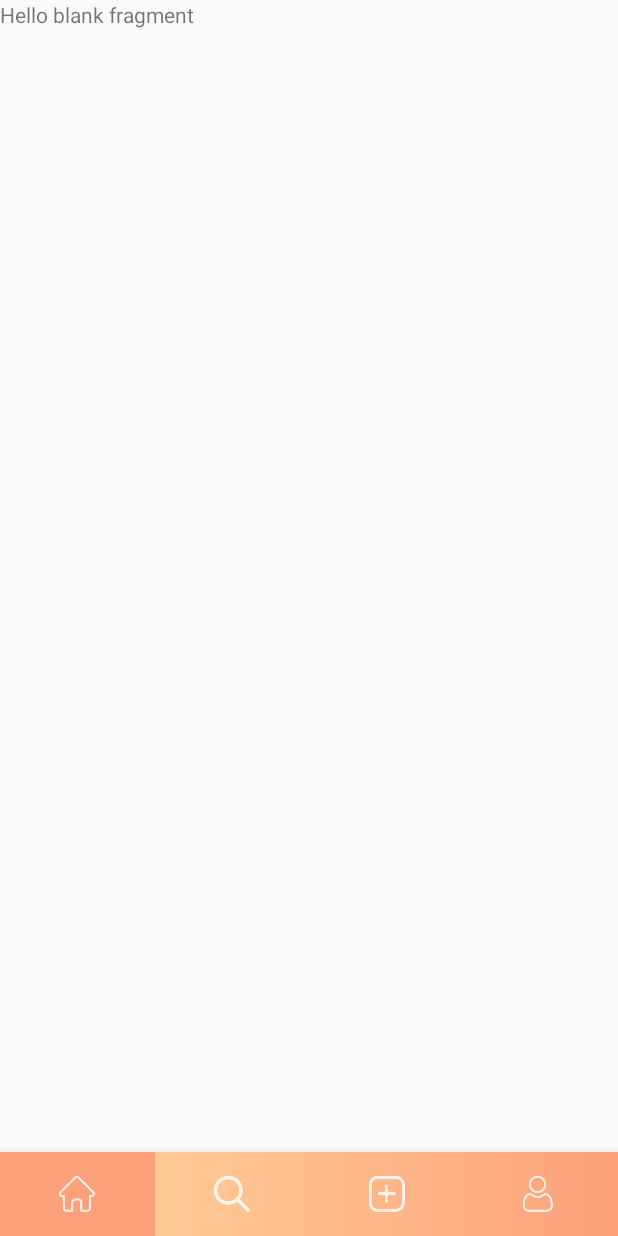
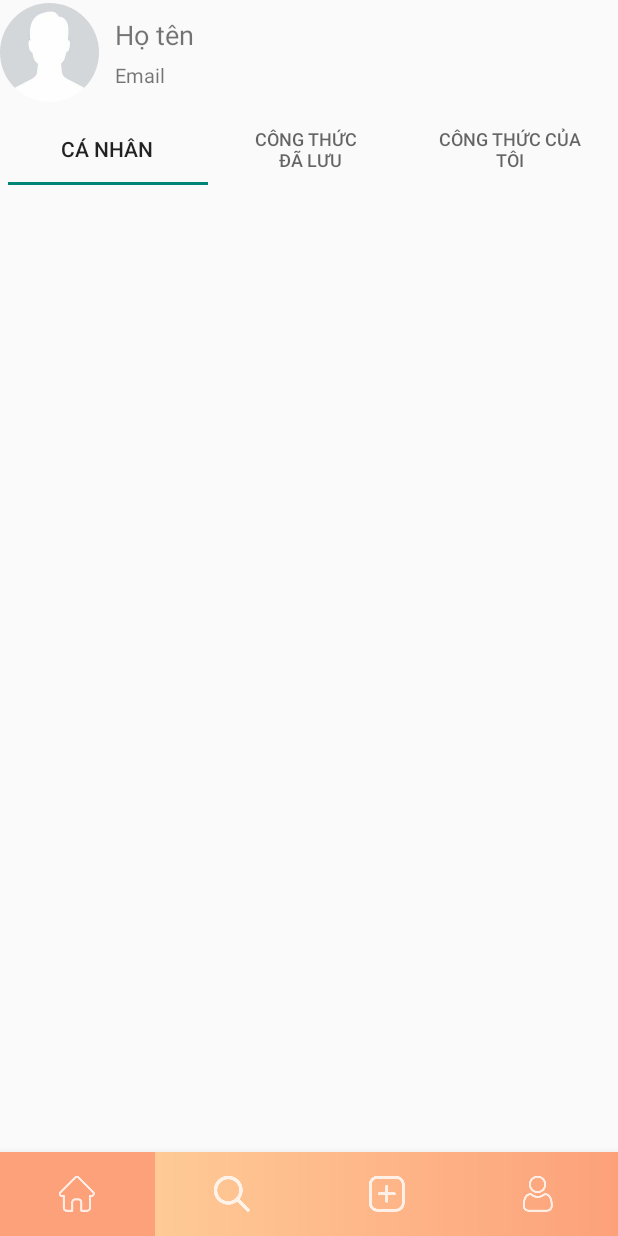
Before and after one commit to nghia260324/DuAn1, an Android app: the fragment IndividualFragment placed in its activity, on a phone screen of 412 x 824 dp. Run offline under Robolectric (Android 15) with nearby library versions, the phone set to English and light mode, and no system bars; Roboto replaces fonts that are not available here.

Commit message:
cap nhat ca nhan

```diff
--- /dev/null
+++ b/app/src/main/res/drawable/shadow.xml
@@ -0,0 +1,6 @@
+<shape xmlns:android="http://schemas.android.com/apk/res/android">
+    <gradient
+        android:startColor="#33000000"
+        android:endColor="#11000000"
+        android:angle="90" />
+</shape>
--- a/app/src/main/res/layout/fragment_individual.xml
+++ b/app/src/main/res/layout/fragment_individual.xml
@@ -1,14 +1,81 @@
 <?xml version="1.0" encoding="utf-8"?>
-<FrameLayout xmlns:android="http://schemas.android.com/apk/res/android"
+<LinearLayout xmlns:android="http://schemas.android.com/apk/res/android"
     xmlns:tools="http://schemas.android.com/tools"
     android:layout_width="match_parent"
     android:layout_height="match_parent"
+    xmlns:app="http://schemas.android.com/apk/res-auto"
+    android:orientation="vertical"
     tools:context=".Fragment.IndividualFragment">
 
-    <!-- TODO: Update blank fragment layout -->
-    <TextView
+    <LinearLayout
         android:layout_width="match_parent"
-        android:layout_height="match_parent"
-        android:text="@string/hello_blank_fragment" />
+        android:layout_height="70dp"
+        android:orientation="horizontal"
+        >
+        <com.google.android.material.imageview.ShapeableImageView
+            android:layout_width="66dp"
+            android:layout_height="66dp"
+            android:scaleType="centerCrop"
+            android:layout_marginTop="2dp"
+            android:src="@drawable/img_def_avatar"
+            android:id="@+id/imgUser"
+            app:shapeAppearanceOverlay="@style/rounded_corner"/>
 
-</FrameLayout>
+        <LinearLayout
+            android:layout_margin="5dp"
+            android:layout_width="match_parent"
+            android:layout_height="match_parent"
+            android:orientation="vertical">
+            <TextView
+                android:layout_marginTop="5dp"
+                android:layout_marginLeft="5dp"
+                android:layout_width="match_parent"
+                android:layout_height="wrap_content"
+                android:text="Họ tên"
+                android:textSize="18sp"
+                android:id="@+id/tvHoten"/>
+
+            <TextView
+                android:layout_marginTop="5dp"
+                android:layout_marginLeft="5dp"
+                android:layout_width="match_parent"
+                android:layout_height="wrap_content"
+                android:text="Email"
+                android:textSize="13sp"
+                android:id="@+id/tvEmail"/>
+
+        </LinearLayout>
+
+    </LinearLayout>
+
+   <com.google.android.material.tabs.TabLayout
+       android:layout_width="match_parent"
+       android:layout_height="wrap_content"
+       android:layout_margin="5dp"
+       >
+       <com.google.android.material.tabs.TabItem
+           android:layout_width="wrap_content"
+           android:layout_height="wrap_content"
+           android:text="Cá nhân"
+
+           android:id="@+id/tabCaNhan"
+           />
+       <com.google.android.material.tabs.TabItem
+           android:layout_width="wrap_content"
+           android:layout_height="wrap_content"
+           android:text="Công thức \n đã lưu"
+           android:id="@+id/tabCongThucDaLuu"
+           />
+       <com.google.android.material.tabs.TabItem
+           android:layout_width="wrap_content"
+           android:layout_height="wrap_content"
+           android:text="Công thức của tôi"
+           android:id="@+id/tabCongThucCuaToi"
+           />
+
+
+   </com.google.android.material.tabs.TabLayout>
+
+
+
+</LinearLayout>
```
